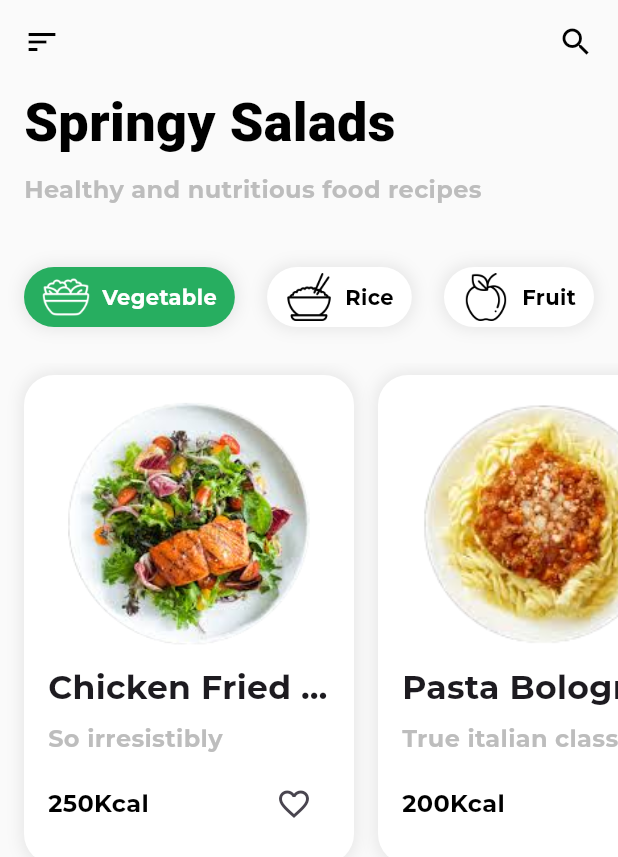
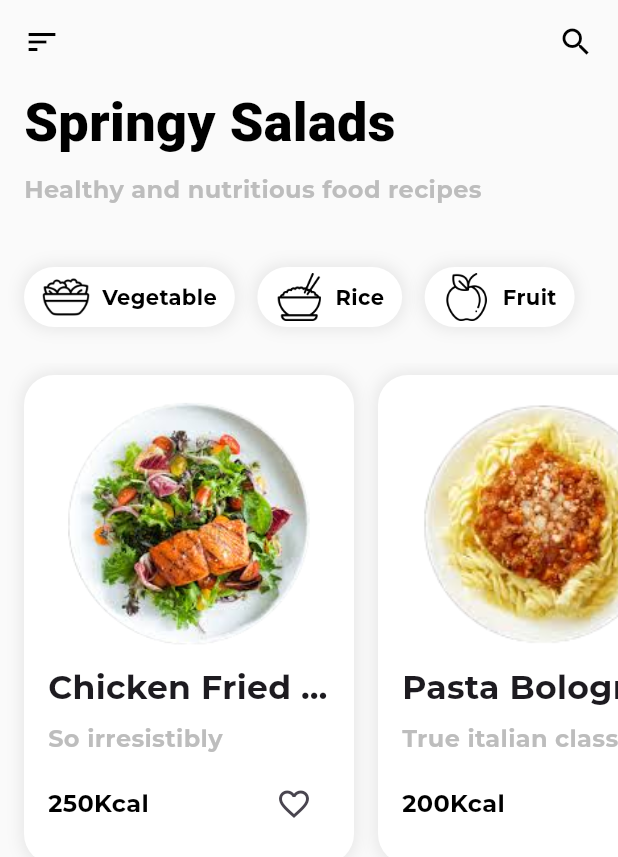
Before and after one commit to LegendHadi/FoodMaker, a Flutter app: the screen it shows after launch, on a phone screen of 412 x 824 dp. Shown: the top 857 px of the screen. Run offline on Flutter 3.47's test engine with Material 3 defaults, Android fonts, the phone set to English and light mode, and no system bars; our stand-ins replace google_fonts.

Commit message:
Fix category data and widget

```diff
--- a/lib/data.dart
+++ b/lib/data.dart
@@ -1,3 +1,4 @@
+import 'package:foodager/models/food_category.dart';
 import 'package:foodager/models/ingredient.dart';
 import 'package:foodager/models/media.dart';
 import 'package:foodager/models/nutrition.dart';
@@ -9,7 +10,7 @@ List<Recipe> getRecipes() {
       id: 1,
       media: Media(
         id: 11,
-        image: 'chicken-fried.png',
+        image: 'assets/image/chicken-fried.png',
       ),
       title: 'Chicken Fried Rice',
       description: 'So irresistibly',
@@ -62,10 +63,15 @@ List<Recipe> getRecipes() {
         'Step2\n In a large, heavy saucepan, heat the oil. add the onion, garlic, green chilli, ginger and some seasoning. Fry on a medium heat for 10 mins or until soft.',
         'Step3\n Add the spices with the tomato puree, cook for a further 2 mins until fragrant, then add the stock and marinated chicken. Cook for 15 mins, then add any remaining marinade left in the bowl. Simmer for 5 mins, then sprinkle with the toasted almonds. Serv with rice, naan bread, chutney, coriander and lime wedges, if you like.',
       ],
+      category: FoodCategory(
+        title: 'Vegetable',
+        id: 1,
+        image: 'assets/icon/salad.png',
+      ),
     ),
     Recipe(
       id: 2,
-      media: Media(id: 22, image: 'pasta-bolognese.png'),
+      media: Media(id: 22, image: 'assets/image/pasta-bolognese.png'),
       title: 'Pasta Bolognese',
       description: 'True italian classic with a meaty, chilli sauce',
       ingredients: [
@@ -99,10 +105,15 @@ List<Recipe> getRecipes() {
         'Step2\n dtrdftyghujkp;,mnbfrxryghimnhftrdtgyuik',
         'Step3\n wedrttyvuno,p,mjnhgtryun;omb',
       ],
+      category: FoodCategory(
+        title: 'Vegetable',
+        id: 1,
+        image: 'assets/icon/salad.png',
+      ),
     ),
     Recipe(
       id: 3,
-      media: Media(id: 33, image: 'garlic-potatoes.png'),
+      media: Media(id: 33, image: 'assets/image/garlic-potatoes.png'),
       title: 'Garlic Potatoes',
       description: 'Crispy Garlic Roasted Potatoes',
       ingredients: [
@@ -141,10 +152,15 @@ List<Recipe> getRecipes() {
         'Step2\n jafjoijncnbewjicnuhewicnnwabfeoai',
         'Step3\n jalfjiehfnadncieoijecnija',
       ],
+      category: FoodCategory(
+        title: 'Vegetable',
+        id: 1,
+        image: 'assets/icon/salad.png',
+      ),
     ),
     Recipe(
       id: 4,
-      media: Media(id: 44, image: 'asparagus.png'),
+      media: Media(id: 44, image: 'assets/image/asparagus.png'),
       title: 'Asparagus',
       description: 'White Onion, Fennel, and watercress Salad',
       ingredients: [
@@ -188,10 +204,15 @@ List<Recipe> getRecipes() {
         'Step2\n lfjaofjkheiutuoiuteihj',
         'Step3\n fjaljfiajfklajfeoiajfkljawefijdfa',
       ],
+      category: FoodCategory(
+        title: 'Vegetable',
+        id: 1,
+        image: 'assets/icon/salad.png',
+      ),
     ),
     Recipe(
       id: 5,
-      media: Media(id: 55, image: 'filet mignon.png'),
+      media: Media(id: 55, image: 'assets/image/filet mignon.png'),
       title: 'Filet Mignon',
       description: 'Bacon-Wrapped Filet Mignon',
       ingredients: [
@@ -223,6 +244,31 @@ List<Recipe> getRecipes() {
         'Step2\n aiurwiooejakncbegwehebwaij',
         'Step3\n ;falskjoiuerouwifiuheaijf',
       ],
+      category: FoodCategory(
+        title: 'Vegetable',
+        id: 1,
+        image: 'assets/icon/salad.png',
+      ),
     ),
   ];
 }
+
+List<FoodCategory> getCategories() {
+  return [
+    FoodCategory(
+      title: 'Vegetable',
+      id: 1,
+      image: 'assets/icon/salad.png',
+    ),
+    FoodCategory(
+      title: 'Rice',
+      id: 2,
+      image: 'assets/icon/rice.png',
+    ),
+    FoodCategory(
+      title: 'Fruit',
+      id: 3,
+      image: 'assets/icon/fruit.png',
+    ),
+  ];
+}
--- a/lib/detail.dart
+++ b/lib/detail.dart
@@ -48,23 +48,11 @@ class _DetailState extends State<Detail> {
               onPressed: () {
                 setState(() {
                   _isFavorite = !_isFavorite;
-                  // if (widget.favoriteIds
-                  //     .any((favoriteId) => favoriteId == widget.recipe.id)) {
-                  //   widget.favoriteIds.remove(widget.recipe.id);
-                  // } else {
-                  //   widget.favoriteIds.add(widget.recipe.id);
-                  // }
                 });
               },
               icon: Icon(
-                _isFavorite
-                    // widget.favoriteIds.any((element) => element == widget.recipe.id)
-                    ? Icons.favorite_rounded
-                    : Icons.favorite_border,
-                color: _isFavorite
-                    // widget.favoriteIds.any((element) => element == widget.recipe.id)
-                    ? Colors.red
-                    : Colors.black,
+                _isFavorite ? Icons.favorite_rounded : Icons.favorite_border,
+                color: _isFavorite ? Colors.red : Colors.black,
               ),
             ),
           ),
@@ -125,8 +113,7 @@ class _DetailState extends State<Detail> {
                         width: 310,
                         decoration: BoxDecoration(
                             image: DecorationImage(
-                          image: AssetImage(
-                              'assets/image/${widget.recipe.media.image}'),
+                          image: AssetImage(widget.recipe.media.image),
                           fit: BoxFit.fitHeight,
                         )),
                       ),
--- a/lib/explore.dart
+++ b/lib/explore.dart
@@ -1,6 +1,7 @@
 import 'package:flutter/material.dart';
 import 'package:flutter/services.dart';
 import 'package:foodager/constants.dart';
+import 'package:foodager/models/food_category.dart';
 import 'package:foodager/shared.dart';
 import 'data.dart';
 import 'detail.dart';
@@ -16,11 +17,13 @@ class Explore extends StatefulWidget {
 class _ExploreState extends State<Explore> {
   List<bool> optionSelected = [true, false, false];
   late List<Recipe> _data;
+  late List<FoodCategory> _categories;
 
   @override
   void initState() {
     super.initState();
     _data = getRecipes();
+    _categories = getCategories();
   }
 
   @override
@@ -73,17 +76,17 @@ class _ExploreState extends State<Explore> {
     );
   }
 
-  Widget option(String text, String image, int index) {
+  Widget buildCategoryItem(FoodCategory category) {
     return GestureDetector(
       onTap: () {
         setState(() {
-          optionSelected[index] = !optionSelected[index];
+          category.isSelected = !category.isSelected;
         });
       },
       child: Container(
         height: 40,
         decoration: BoxDecoration(
-          color: optionSelected[index] ? kPrimaryColor : Colors.white,
+          color: category.isSelected ? kPrimaryColor : Colors.white,
           borderRadius: const BorderRadius.all(Radius.circular(20)),
           boxShadow: [kBoxShadow],
         ),
@@ -94,18 +97,18 @@ class _ExploreState extends State<Explore> {
               height: 32,
               width: 32,
               child: Image.asset(
-                image,
-                color: optionSelected[index] ? Colors.white : Colors.black,
+                category.image,
+                color: category.isSelected ? Colors.white : Colors.black,
               ),
             ),
             const SizedBox(
               width: 8,
             ),
             Text(
-              text,
+              category.title,
               style: TextStyle(
                 fontSize: 14,
-                color: optionSelected[index] ? Colors.white : Colors.black,
+                color: category.isSelected ? Colors.white : Colors.black,
                 fontWeight: FontWeight.bold,
               ),
             ),
@@ -137,7 +140,7 @@ class _ExploreState extends State<Explore> {
                 child: Container(
                   decoration: BoxDecoration(
                     image: DecorationImage(
-                      image: AssetImage('assets/image/${recipe.media.image}'),
+                      image: AssetImage(recipe.media.image),
                       fit: BoxFit.contain,
                     ),
                   ),
@@ -181,6 +184,7 @@ class _ExploreState extends State<Explore> {
     return GestureDetector(
       onTap: () => _navigateToDetail(recipe),
       child: Container(
+        width: 385,
         margin: const EdgeInsets.all(16),
         decoration: BoxDecoration(
           color: Colors.white,
@@ -195,7 +199,7 @@ class _ExploreState extends State<Explore> {
               width: 160,
               decoration: BoxDecoration(
                 image: DecorationImage(
-                  image: AssetImage('assets/image/${recipe.media.image}'),
+                  image: AssetImage(recipe.media.image),
                   fit: BoxFit.fitHeight,
                 ),
               ),
@@ -262,19 +266,18 @@ class _ExploreState extends State<Explore> {
   }
 
   Widget _buildCategory() {
-    return Row(
-      mainAxisAlignment: MainAxisAlignment.spaceBetween,
-      children: [
-        option('Vegetable', 'assets/icon/salad.png', 0),
-        const SizedBox(
-          width: 8,
+    return SizedBox(
+      height: 40,
+      child: ListView.separated(
+        scrollDirection: Axis.horizontal,
+        itemCount: _categories.length,
+        itemBuilder: (context, index) {
+          return buildCategoryItem(_categories[index]);
+        },
+        separatorBuilder: (context, index) => const SizedBox(
+          width: 15,
         ),
-        option('Rice', 'assets/icon/rice.png', 1),
-        const SizedBox(
-          width: 8,
-        ),
-        option('Fruit', 'assets/icon/fruit.png', 2),
-      ],
+      ),
     );
   }
 
@@ -298,7 +301,8 @@ class _ExploreState extends State<Explore> {
         if (favoriteRecipes.isNotEmpty)
           SizedBox(
             height: 190,
-            child: PageView.builder(
+            child: ListView.builder(
+              scrollDirection: Axis.horizontal,
               physics: const BouncingScrollPhysics(),
               itemCount: favoriteRecipes.length,
               itemBuilder: (context, index) {
--- a/lib/models/food_category.dart
+++ b/lib/models/food_category.dart
@@ -2,10 +2,12 @@ class FoodCategory {
   final String title;
   final int id;
   final String image;
+  late bool isSelected;
 
   FoodCategory({
     required this.title,
     required this.id,
     required this.image,
+    this.isSelected = false,
   });
 }
--- a/lib/models/recipe.dart
+++ b/lib/models/recipe.dart
@@ -5,13 +5,13 @@ import 'media.dart';
 
 class Recipe {
   final int id;
-  final Media media; //صدا و تصویر
+  final Media media;
   final String title;
   final String description;
-  final List<Ingredient> ingredients; //مواد لازم
-  final Nutrition nutrition; // ارزش غذایی
-  final List<String> instructions; // دستورالعمل تهیه
-  final FoodCategory? category; //دسته بندی
+  final List<Ingredient> ingredients;
+  final Nutrition nutrition;
+  final List<String> instructions;
+  final FoodCategory category;
   late bool isFavorite;
 
   Recipe({
@@ -23,7 +23,6 @@ class Recipe {
     required this.nutrition,
     required this.instructions,
     this.isFavorite = false,
-    // required this.category,
-    this.category,
+    required this.category,
   });
 }
```
